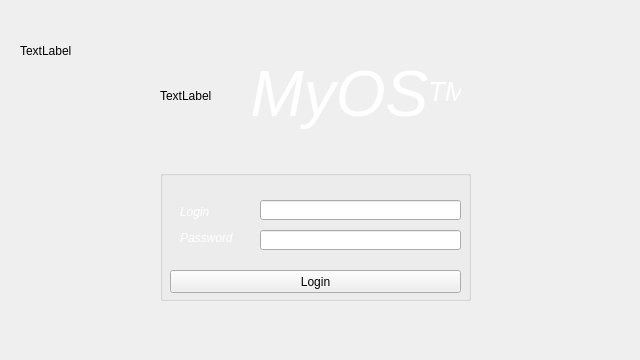
Old version of the form 3 lab/Welcome/widget.ui in the repository chetca/imi_stuff.
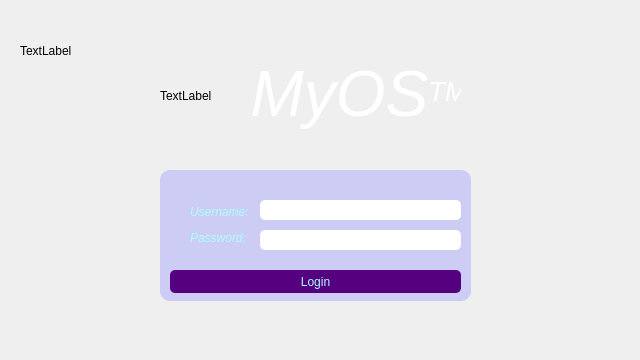
New version of the form. Icons and pictures are not drawn.

Diff of the .ui file:
```diff
--- a/3 lab/Welcome/widget.ui
+++ b/3 lab/Welcome/widget.ui
@@ -71,6 +71,15 @@
      <height>131</height>
     </rect>
    </property>
+   <property name="styleSheet">
+    <string notr="true">QGroupBox {    
+     border: 0px solid;
+     border-radius: 10px;
+     margin-top: 1ex; 	
+	 background-color: rgba(156, 152, 255, 0.4);
+ }
+</string>
+   </property>
    <property name="title">
     <string/>
    </property>
@@ -83,6 +92,12 @@
       <height>23</height>
      </rect>
     </property>
+    <property name="styleSheet">
+     <string notr="true">background-color: rgb(85, 0, 127);
+color: rgb(255, 255, 255);
+border-radius: 5px;
+color: rgb(170, 255, 255);</string>
+    </property>
     <property name="text">
      <string>Login</string>
     </property>
@@ -90,14 +105,17 @@
    <widget class="QLabel" name="label_2">
     <property name="geometry">
      <rect>
-      <x>20</x>
+      <x>30</x>
       <y>20</y>
       <width>61</width>
       <height>71</height>
      </rect>
     </property>
+    <property name="styleSheet">
+     <string notr="true">color: rgb(170, 255, 255);</string>
+    </property>
     <property name="text">
-     <string>&lt;html&gt;&lt;head/&gt;&lt;body&gt;&lt;p&gt;&lt;span style=&quot; font-style:italic; color:#ffffff;&quot;&gt;Login&lt;/span&gt;&lt;/p&gt;&lt;p&gt;&lt;span style=&quot; font-style:italic; color:#ffffff;&quot;&gt;Password&lt;/span&gt;&lt;/p&gt;&lt;/body&gt;&lt;/html&gt;</string>
+     <string>&lt;html&gt;&lt;head/&gt;&lt;body&gt;&lt;p&gt;&lt;span style=&quot; font-style:italic; color:#aaffff;&quot;&gt;Username:&lt;/span&gt;&lt;/p&gt;&lt;p&gt;&lt;span style=&quot; font-style:italic; color:#aaffff;&quot;&gt;Password:&lt;/span&gt;&lt;/p&gt;&lt;/body&gt;&lt;/html&gt;</string>
     </property>
    </widget>
    <widget class="QLineEdit" name="login">
@@ -109,6 +127,9 @@
       <height>20</height>
      </rect>
     </property>
+    <property name="styleSheet">
+     <string notr="true">border-radius: 5px;</string>
+    </property>
    </widget>
    <widget class="QLineEdit" name="password">
     <property name="geometry">
@@ -119,6 +140,9 @@
       <height>20</height>
      </rect>
     </property>
+    <property name="styleSheet">
+     <string notr="true">border-radius: 5px;</string>
+    </property>
     <property name="echoMode">
      <enum>QLineEdit::Password</enum>
     </property>
```
